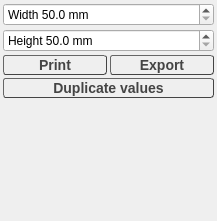
Above: Rragraph/src/ExportSettings.ui from rasmadeus/Rragraph before the change. Below: the same form after it.
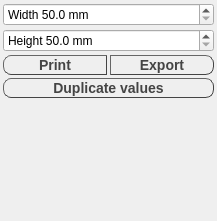
That is the form after the change.

The edit to the form file:
```diff
--- a/Rragraph/src/ExportSettings.ui
+++ b/Rragraph/src/ExportSettings.ui
@@ -109,7 +109,8 @@
     border-style: outset;
     border-width: 1px;
     font: bold 14px;
-    border-radius: 3px;
+    border-top-left-radius: 8px;
+    border-bottom-left-radius: 8px;
     color: #444444;
     height: 15px;
 }
@@ -141,7 +142,8 @@
     border-style: outset;
     border-width: 1px;
     font: bold 14px;
-    border-radius: 3px;
+    border-top-right-radius: 8px;
+    border-bottom-right-radius: 8px;
     color: #444444;
     height: 15px;
 }
@@ -178,7 +180,7 @@
     border-style: outset;
     border-width: 1px;
     font: bold 14px;
-    border-radius: 3px;
+    border-radius: 8px;
     color: #444444;
     height: 15px;
 }
```
